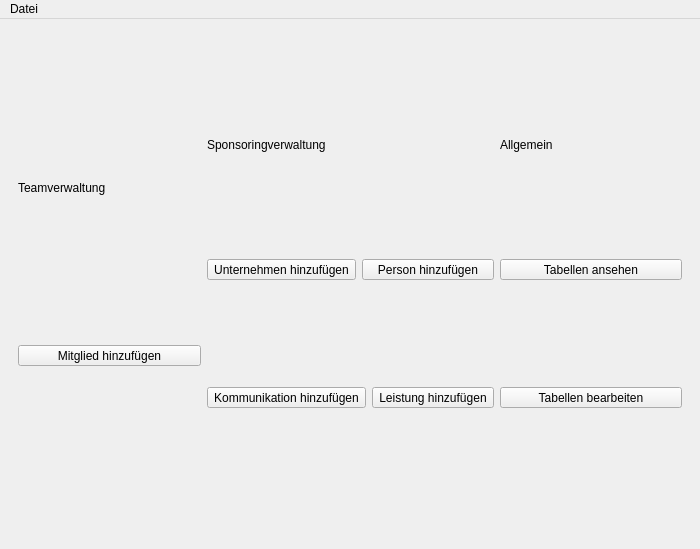
This is mainwindow.ui in green-lion-racing/glr-database as Qt 5 draws it before an edit. The edited form follows.
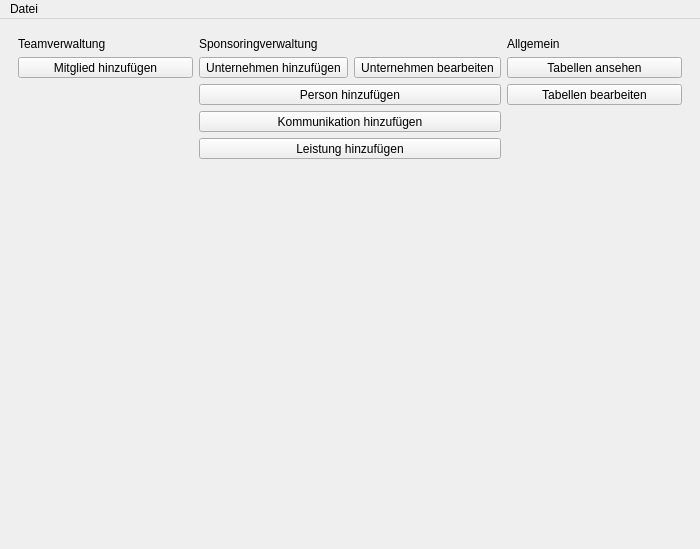
This is the edited form. The open tabs and pages were chosen to show the change.

Patch:
```diff
--- a/mainwindow.ui
+++ b/mainwindow.ui
@@ -61,6 +61,19 @@
               </property>
              </widget>
             </item>
+            <item>
+             <spacer name="verticalSpacer_3">
+              <property name="orientation">
+               <enum>Qt::Vertical</enum>
+              </property>
+              <property name="sizeHint" stdset="0">
+               <size>
+                <width>20</width>
+                <height>40</height>
+               </size>
+              </property>
+             </spacer>
+            </item>
            </layout>
           </item>
           <item>
@@ -97,6 +110,17 @@
                </widget>
               </item>
               <item>
+               <widget class="QToolButton" name="tb_modifyCompany">
+                <property name="text">
+                 <string>Unternehmen bearbeiten</string>
+                </property>
+               </widget>
+              </item>
+             </layout>
+            </item>
+            <item>
+             <layout class="QHBoxLayout" name="horizontalLayout_9">
+              <item>
                <widget class="QToolButton" name="tb_createPerson">
                 <property name="sizePolicy">
                  <sizepolicy hsizetype="Minimum" vsizetype="Fixed">
@@ -124,7 +148,7 @@
              </layout>
             </item>
             <item>
-             <layout class="QHBoxLayout" name="horizontalLayout_5">
+             <layout class="QHBoxLayout" name="horizontalLayout_8">
               <item>
                <widget class="QToolButton" name="tb_createCommunication">
                 <property name="sizePolicy">
@@ -141,6 +165,10 @@
                 </property>
                </widget>
               </item>
+             </layout>
+            </item>
+            <item>
+             <layout class="QHBoxLayout" name="horizontalLayout_5">
               <item>
                <widget class="QToolButton" name="tb_createActivity">
                 <property name="sizePolicy">
@@ -159,6 +187,19 @@
               </item>
              </layout>
             </item>
+            <item>
+             <spacer name="verticalSpacer_5">
+              <property name="orientation">
+               <enum>Qt::Vertical</enum>
+              </property>
+              <property name="sizeHint" stdset="0">
+               <size>
+                <width>20</width>
+                <height>40</height>
+               </size>
+              </property>
+             </spacer>
+            </item>
            </layout>
           </item>
           <item>
@@ -208,6 +249,19 @@
               </property>
              </widget>
             </item>
+            <item>
+             <spacer name="verticalSpacer_4">
+              <property name="orientation">
+               <enum>Qt::Vertical</enum>
+              </property>
+              <property name="sizeHint" stdset="0">
+               <size>
+                <width>20</width>
+                <height>40</height>
+               </size>
+              </property>
+             </spacer>
+            </item>
            </layout>
           </item>
          </layout>
```
Left out of the diff: 6 changed lines with no effect on the pictures.
